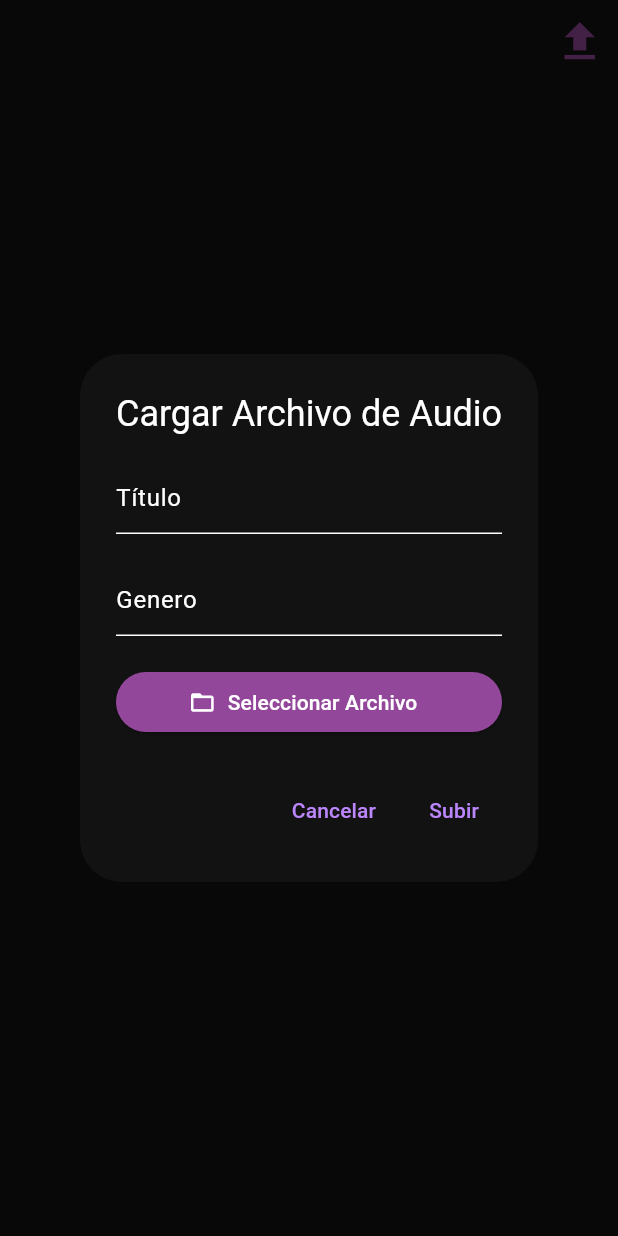
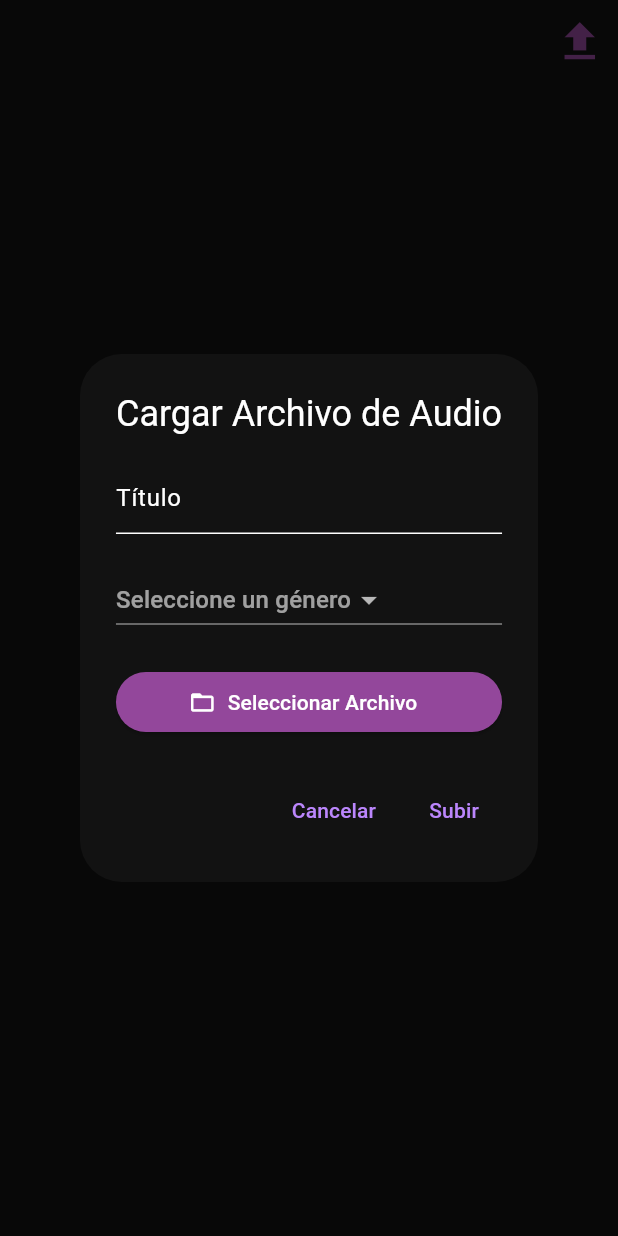
Before and after one commit to Kiroxs/Otto, a Flutter app: the cancionesVista screen opened directly, after a tap on the "file upload" icon, on a phone screen of 412 x 824 dp. Run offline on Flutter 3.47's test engine with Material 3 defaults, Android fonts, the light colour scheme and no system bars; our stand-ins replace audioplayers, file_picker, permission_handler.

Commit message:
añadir combobox

```diff
--- a/otto/lib/vistas/canciones/cancionesVista.dart
+++ b/otto/lib/vistas/canciones/cancionesVista.dart
@@ -105,11 +105,16 @@ class _cancionesVistaState extends State<cancionesVista> {
  void _showUploadDialog(BuildContext context) {
     showDialog(
       context: context,
-      barrierDismissible:
-          true, // Permite cerrar el diálogo al tocar fuera de él
+      barrierDismissible: true, // Permite cerrar el diálogo al tocar fuera de él
       builder: (BuildContext context) {
         TextEditingController titleController = TextEditingController();
-        TextEditingController descriptionController = TextEditingController();
+        String? selectedGenre; // Variable para guardar el género seleccionado
+
+        // Lista de géneros disponibles
+        List<String> genres = ['reggaeton', 'cumbia', 'pop'];
+
+        return StatefulBuilder( // Añadido para actualizar el estado del diálogo
+          builder: (context, setState) {
             return AlertDialog(
               title: Text('Cargar Archivo de Audio'),
               content: SingleChildScrollView(
@@ -122,11 +127,20 @@ class _cancionesVistaState extends State<cancionesVista> {
                       ),
                     ),
                     SizedBox(height: 20),
-                TextField(
-                  controller: descriptionController,
-                  decoration: InputDecoration(
-                    hintText: 'Genero',
-                  ),
+                    DropdownButton<String>(
+                      value: selectedGenre,
+                      hint: Text('Seleccione un género'), // Mensaje cuando no hay selección
+                      onChanged: (String? newValue) {
+                        setState(() { // Actualiza el estado del diálogo para reflejar la selección
+                          selectedGenre = newValue;
+                        });
+                      },
+                      items: genres.map<DropdownMenuItem<String>>((String value) {
+                        return DropdownMenuItem<String>(
+                          value: value,
+                          child: Text(value),
+                        );
+                      }).toList(),
                     ),
                     SizedBox(height: 20),
                     ElevatedButton.icon(
@@ -147,34 +161,28 @@ class _cancionesVistaState extends State<cancionesVista> {
                 TextButton(
                   child: Text('Cancelar'),
                   onPressed: () {
-                Navigator.of(context).pop();
+                    Navigator.of(context). pop();
                   },
                 ),
                 TextButton(
                   child: Text('Subir'),
                   onPressed: () async {
-                if (tempFilePath != null) {
+                    if (tempFilePath != null && selectedGenre != null) {
                       print("Subiendo archivo desde: $tempFilePath");
                       File file = File(tempFilePath!);
-                  Directory appDocDir =
-                      await getApplicationDocumentsDirectory();
+                      Directory appDocDir = await getApplicationDocumentsDirectory();
                       String appDocPath = appDocDir.path;
-                  final newFile = await file
-                      .copy('$appDocPath/${Path.basename(tempFilePath!)}');
+                      final newFile = await file.copy('$appDocPath/${Path.basename(tempFilePath!)}');
                       print("Archivo copiado a: ${newFile.path}");
 
                       // Agregar la canción al modelo global
                       Provider.of<CancionesModel>(context, listen: false)
-                      .addCancion(Cancion(newFile.path, titleController.text,
-                          false, descriptionController.text));
-                  print(
-                      "Canción agregada al modelo con título: ${titleController.text} y género: ${descriptionController.text}");
+                          .addCancion(Cancion(newFile.path, titleController.text, false, selectedGenre!));
+                      print("Canción agregada al modelo con título: ${titleController.text} y género: $selectedGenre");
 
-                  print("Canción agregada al modelo");
-
-                  Navigator.of(context).pop(); // Cierra el diálogo
+                      Navigator.of(context). pop(); // Cierra el diálogo
                     } else {
-                  print("No hay archivo seleccionado");
+                      print("No hay archivo seleccionado o no se ha seleccionado un género");
                     }
                   },
                 ),
@@ -182,7 +190,10 @@ class _cancionesVistaState extends State<cancionesVista> {
             );
           },
         );
+      },
+    );
   }
+
 
   @override
 Widget build(BuildContext context) {
```
Lines whose indentation alone changed are shown as unchanged.
